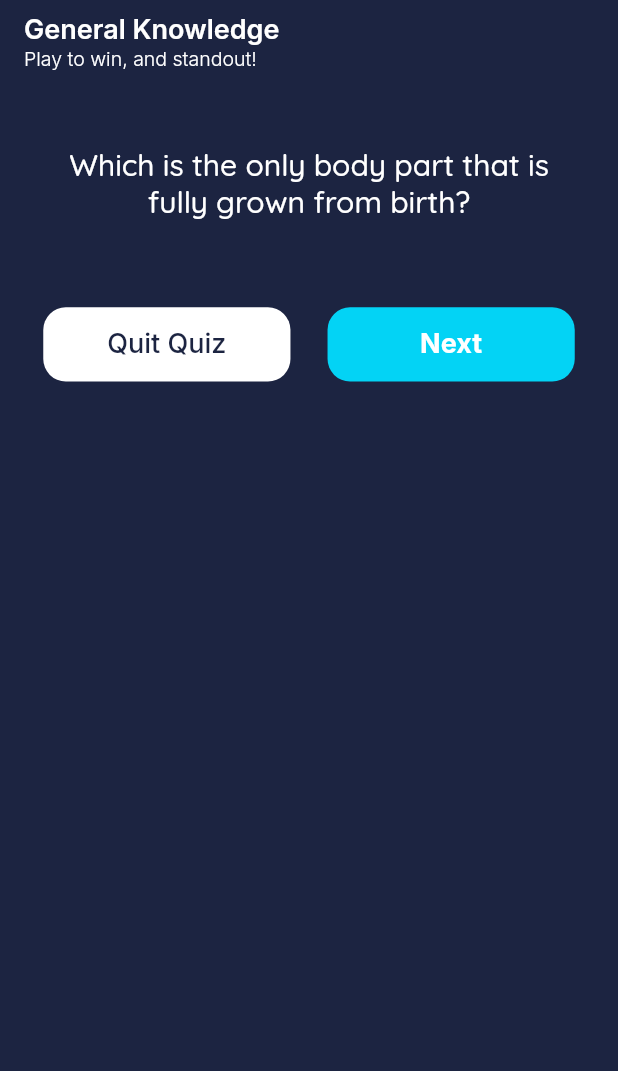
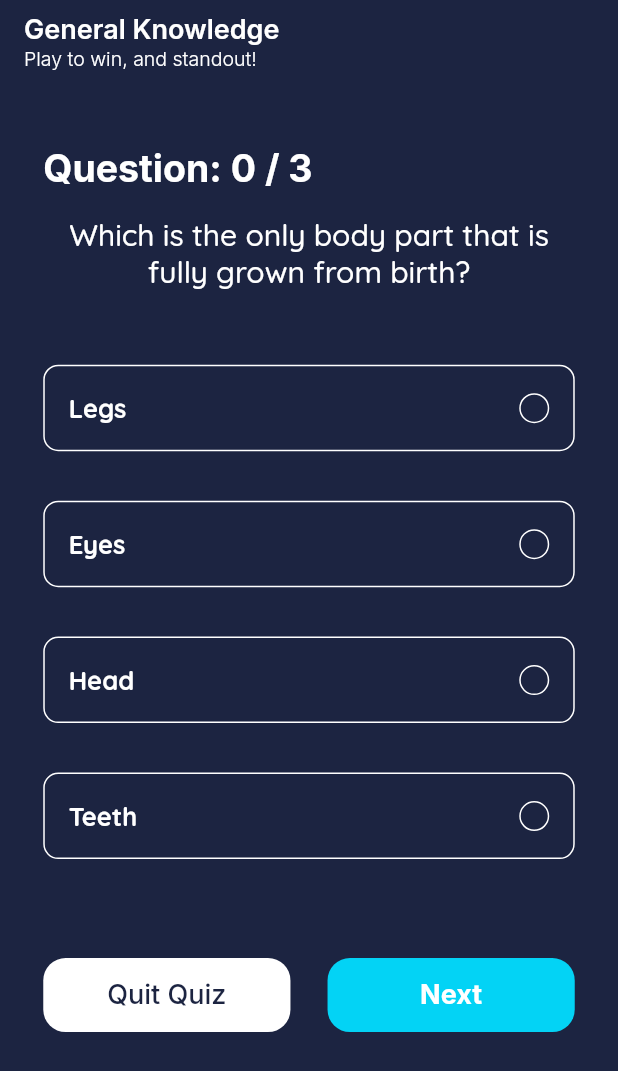
Before and after one commit to N-DiLo/quiz_app, a Flutter app: the screen it shows after launch, after a tap on "General Knowledge", on a phone screen of 412 x 824 dp. Shown: the top 1071 px of the screen. Run offline on Flutter 3.47's test engine with Material 2 defaults, Android fonts, the phone set to English and light mode, and no system bars; our stand-ins replace confetti, fluttertoast, font_awesome_flutter, google_fonts.

Commit message:
feat: completed quiz result view, updating quiz view to switch questions

```diff
--- /dev/null
+++ b/lib/components/quiz_answer.dart
@@ -0,0 +1,104 @@
+import 'package:flutter/material.dart';
+import 'package:font_awesome_flutter/font_awesome_flutter.dart';
+import 'package:quiz_app/components/app_colors.dart';
+import 'package:quiz_app/components/app_text.dart';
+
+class QuizAnswers extends StatelessWidget {
+  final int? selectedAnswer;
+  final int currentIndex;
+  final String answer;
+  final bool isPicked;
+  final int? correctAnswer;
+
+  const QuizAnswers({
+    super.key,
+    required this.answer,
+    required this.isPicked,
+    required this.currentIndex,
+    required this.correctAnswer,
+    required this.selectedAnswer,
+  });
+
+  @override
+  Widget build(BuildContext context) {
+    final mHeight = MediaQuery.of(context).size.height;
+    bool isCorrect = currentIndex == correctAnswer;
+    bool isWrongAnswer = !isCorrect && isPicked;
+    return Padding(
+      padding: EdgeInsets.symmetric(
+        vertical: mHeight * 0.020,
+      ),
+      child: selectedAnswer != null
+          ? Container(
+              height: mHeight * 0.07,
+              decoration: BoxDecoration(
+                color: kcPrimaryColor,
+                borderRadius: BorderRadius.circular(10),
+                border: Border.all(
+                  color: isCorrect
+                      ? kcGreenColor
+                      : isWrongAnswer
+                          ? kcRedColor
+                          : whiteColor,
+                ),
+              ),
+              child: ListTile(
+                title: QuizText(
+                  text: answer,
+                  softWrap: true,
+                  fontSize: 17,
+                  fontWeight: FontWeight.w700,
+                  color: whiteColor,
+                ),
+                trailing: isCorrect
+                    ? buildCorrectAnswer()
+                    : isWrongAnswer
+                        ? buildWrongAnswer()
+                        : const SizedBox.shrink(),
+              ),
+            )
+          : Container(
+              height: mHeight * 0.07,
+              decoration: BoxDecoration(
+                color: kcPrimaryColor,
+                borderRadius: BorderRadius.circular(10),
+                border: Border.all(
+                  color: whiteColor,
+                ),
+              ),
+              child: ListTile(
+                title: QuizText(
+                  text: answer,
+                  fontSize: 17,
+                  fontWeight: FontWeight.w700,
+                  color: whiteColor,
+                ),
+                trailing: CircleAvatar(
+                  radius: 10,
+                  backgroundColor: Colors.transparent,
+                  child: Container(
+                    decoration: BoxDecoration(
+                      border: Border.all(
+                        color: whiteColor,
+                      ),
+                      shape: BoxShape.circle,
+                    ),
+                  ),
+                ),
+              ),
+            ),
+    );
+  }
+}
+
+Widget buildCorrectAnswer() => const FaIcon(
+      FontAwesomeIcons.solidCircleCheck,
+      color: kcGreenColor,
+      size: 25,
+    );
+
+Widget buildWrongAnswer() => const FaIcon(
+      FontAwesomeIcons.solidCircleXmark,
+      color: kcRedColor,
+      size: 25,
+    );
--- a/lib/models/quiz_model.dart
+++ b/lib/models/quiz_model.dart
@@ -7,12 +7,13 @@ class QuizList with ChangeNotifier {
   final String? catImage;
   final List<String> options;
 
-  QuizList(
-      {required this.question,
-      required this.category,
-      required this.correctAnswer,
-      required this.options,
-      this.catImage});
+  QuizList({
+    required this.question,
+    required this.category,
+    required this.correctAnswer,
+    required this.options,
+    this.catImage,
+  });
 }
 
 class QuizCategory with ChangeNotifier {
--- a/lib/utils/navigator_utils.dart
+++ b/lib/utils/navigator_utils.dart
@@ -16,15 +16,16 @@ void startApp(BuildContext context) async {
 
 //Open Quiz View
 void openQuizView(BuildContext context, Object? arguments) async {
-  Navigator.pushNamed(context, QuizView.routeName, arguments: arguments);
+  Navigator.pushReplacementNamed(context, QuizView.routeName,
+      arguments: arguments);
 }
 
 //Quit Quiz View
-void quitQuiz(BuildContext context) async {
+void quitQuiz(BuildContext context, int quizScore) async {
   Navigator.pushReplacement(
     context,
     CupertinoPageRoute(
-      builder: (_) => const QuizResultView(),
+      builder: (_) => QuizResultView(score: quizScore),
     ),
   );
 }
--- a/lib/view_models/bottom_nav_model.dart
+++ b/lib/view_models/bottom_nav_model.dart
@@ -3,6 +3,7 @@ class BottomNavModel {
   String home = 'Home';
   String addQuiz = 'Add New Quiz';
   String exit = 'Click again to exit';
+  int appIndex = 0;
 
   //
 }
--- a/lib/view_models/quiz_result_view_model.dart
+++ b/lib/view_models/quiz_result_view_model.dart
@@ -4,9 +4,10 @@ class QuizResultViewModel {
   final controller = ConfettiController();
 
   String qRCongrats = 'CONGRATULATIONS!';
+  String betterLuck = 'YOU CAN DO BETTER';
+  String tryAgain = 'Better luck next time';
   String qRAwesome = 'You were awesome';
   String qRScore = 'YOUR SCORE';
-  String qScore = '3 / 3';
 
   String takeQuiz = 'Take New Quiz';
 }
--- a/lib/view_models/quiz_view_model.dart
+++ b/lib/view_models/quiz_view_model.dart
@@ -1,7 +1,16 @@
 import 'package:flutter/material.dart';
+import 'package:quiz_app/models/quiz_model.dart';
+import 'package:quiz_app/view_models/quiz_questions_model.dart';
 
 class QuizViewModel extends ChangeNotifier {
   String userWel = 'Play to win, and standout!';
   String appBtnQut = 'Quit Quiz';
+  String qstText = 'Question: ';
   String appBtnNxt = 'Next';
+  String appLstQuz = 'Finish';
+  int score = 0;
+
+  // List<QuizList> get quizQuestion {
+  //   return [QuizQuestions];
+  // }
 }
--- a/lib/views/quiz_view.dart
+++ b/lib/views/quiz_view.dart
@@ -2,6 +2,7 @@ import 'package:flutter/material.dart';
 import 'package:provider/provider.dart';
 import 'package:quiz_app/components/app_colors.dart';
 import 'package:quiz_app/components/app_text.dart';
+import 'package:quiz_app/components/quiz_answer.dart';
 import 'package:quiz_app/utils/navigator_utils.dart';
 import 'package:quiz_app/view_models/quiz_questions_model.dart';
 import 'package:quiz_app/view_models/quiz_view_model.dart';
@@ -20,10 +21,15 @@ class _QuizViewState extends State<QuizView> {
 
   @override
   Widget build(BuildContext context) {
-    var quizData = ModalRoute.of(context)!.settings.arguments;
-    final selectedQuiz = Provider.of<QuizQuestions>(context)
-        .quizQuestion
+    final quizzes = Provider.of<QuizQuestions>(context);
+    var quizData = ModalRoute.of(context)!.settings.arguments as String;
+
+    final selected = quizzes.quizQuestion
         .firstWhere((element) => element.category == quizData);
+//
+    var selectedQuiz = quizzes.quizQuestion
+        .where((quiz) => quiz.category == quizData)
+        .toList();
 
     final mHeight = MediaQuery.of(context).size.height;
     final mWidth = MediaQuery.of(context).size.width;
@@ -37,7 +43,7 @@ class _QuizViewState extends State<QuizView> {
           crossAxisAlignment: CrossAxisAlignment.start,
           children: [
             AppText(
-              text: selectedQuiz.category,
+              text: selected.category,
               fontSize: 18,
               color: whiteColor,
               fontWeight: FontWeight.w600,
@@ -58,14 +64,42 @@ class _QuizViewState extends State<QuizView> {
           crossAxisAlignment: CrossAxisAlignment.start,
           children: [
             SizedBox(height: mHeight * 0.05),
+            AppText(
+              textAlign: TextAlign.center,
+              text:
+                  '${qVModel.qstText + quizzes.score.toString()} / ${selectedQuiz.length.toString()}',
+              fontSize: 25,
+              color: whiteColor,
+              fontWeight: FontWeight.w700,
+            ),
+            SizedBox(height: mHeight * 0.02),
             QuizText(
               textAlign: TextAlign.center,
-              text: selectedQuiz.question,
+              text: selected.question,
               fontSize: 20,
               color: whiteColor,
               fontWeight: FontWeight.w500,
             ),
-            SizedBox(height: mHeight * 0.07),
+            SizedBox(height: mHeight * 0.04),
+            ListView.builder(
+              physics: const ScrollPhysics(parent: ClampingScrollPhysics()),
+              shrinkWrap: true,
+              itemCount: selected.options.length,
+              itemBuilder: (context, index) => GestureDetector(
+                onTap: quizzes.selectedAnswer == null
+                    ? () => quizzes.pickAnswer(index)
+                    : null,
+                child: QuizAnswers(
+                    answer: selected.options[index],
+                    isPicked: quizzes.selectedAnswer == index,
+                    currentIndex: index,
+                    correctAnswer: selected.correctAnswer,
+                    selectedAnswer: quizzes.selectedAnswer),
+              ),
+            ),
+            SizedBox(
+              height: mHeight * 0.06,
+            ),
             Row(
               mainAxisAlignment: MainAxisAlignment.spaceBetween,
               children: [
@@ -73,7 +107,7 @@ class _QuizViewState extends State<QuizView> {
                   width: mWidth * 0.4,
                   child: AppBtn(
                     onTap: () {
-                      quitQuiz(context);
+                      quitQuiz(context, quizzes.score);
                     },
                     color: whiteColor,
                     child: AppText(
@@ -84,9 +118,26 @@ class _QuizViewState extends State<QuizView> {
                     ),
                   ),
                 ),
-                SizedBox(
+                quizzes.isLastQuiz
+                    ? SizedBox(
                         width: mWidth * 0.4,
                         child: AppBtn(
+                          onTap: () => quitQuiz(context, quizzes.score),
+                          child: AppText(
+                            text: qVModel.appLstQuz,
+                            fontWeight: FontWeight.w700,
+                            fontSize: 18,
+                            color: whiteColor,
+                          ),
+                        ),
+                      )
+                    : SizedBox(
+                        width: mWidth * 0.4,
+                        child: AppBtn(
+                          onTap: quizzes.selectedAnswer != null
+                              ? () =>
+                                  quizzes.goToNextQuestion(selected.question)
+                              : null,
                           color: kcSplashColor,
                           child: AppText(
                             text: qVModel.appBtnNxt,
```
Also changed, not shown: lib/components/app_bottom_nav.dart (+25 -9 lines), lib/view_models/quiz_questions_model.dart (+24 -2 lines), lib/views/quiz_result_view.dart (+23 -5 lines). Lines whose indentation alone changed are shown as unchanged.
